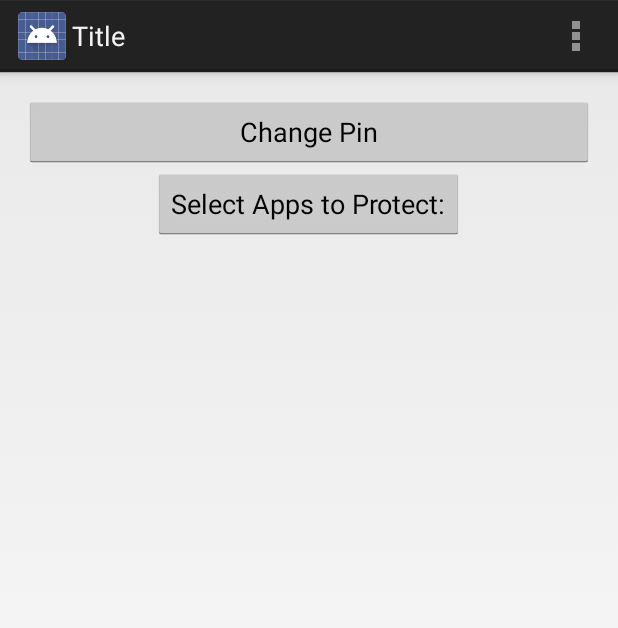
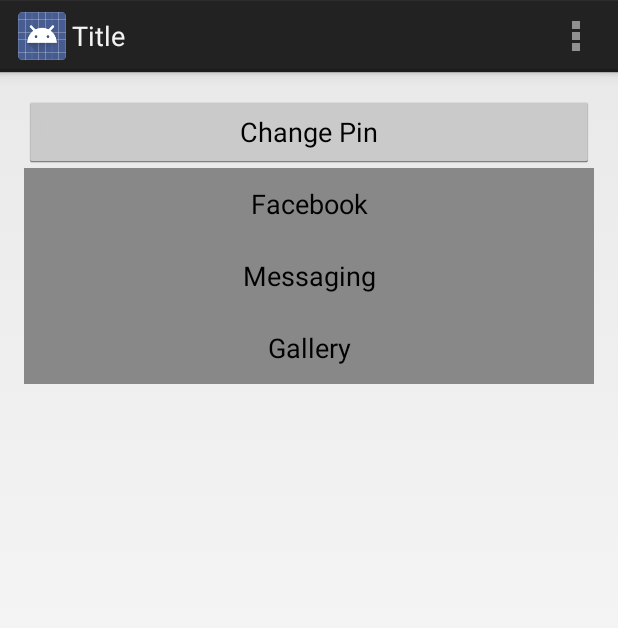
Before and after one commit to mcrazy20/AppLock, an Android app: the screen it shows after launch (MainActivity), on a phone screen of 412 x 824 dp. Shown: the top 628 px of the screen. Run offline under Robolectric (Android 15) with nearby library versions, the phone set to English and light mode, and no system bars.

Commit message:
Can now lock facebook messaging gallery

```diff
--- a/app/src/main/java/com/example/j/applock/MainActivity.java
+++ b/app/src/main/java/com/example/j/applock/MainActivity.java
@@ -8,6 +8,7 @@ import android.content.Context;
 import android.content.DialogInterface;
 import android.content.Intent;
 import android.content.SharedPreferences;
+import android.graphics.Color;
 import android.os.Bundle;
 import android.text.InputType;
 import android.util.Log;
@@ -28,8 +29,11 @@ import android.widget.RelativeLayout.LayoutParams;
 import static android.widget.AdapterView.OnItemClickListener;
 
 public class MainActivity extends Activity {
-
+    public static boolean facebook;
+    public static boolean messaging;
+    public static boolean gallery;
     List<String> li;
+    String pin;
 
     @Override
     public void onCreate(Bundle savedInstanceState) {
@@ -38,54 +42,42 @@ public class MainActivity extends Activity {
 
         //This gets the PIN number and starts the service that will check for the running app.
         SharedPreferences shared = this.getSharedPreferences("com.example.j.applock", Context.MODE_PRIVATE);
-        String pin = shared.getString("pin", "1234");
+        pin = shared.getString("pin", "1234");
+        facebook = shared.getBoolean("facebook", false);
+        messaging = shared.getBoolean("messaging", false);
+        gallery = shared.getBoolean("gallery", false);
+
+        Button b = (Button) findViewById(R.id.messaging);
+        if (messaging)
+        {
+            b.setBackgroundColor(Color.GREEN);
+        }
+        else
+        {
+            b.setBackgroundColor(Color.GRAY);
+        }
+        b = (Button) findViewById(R.id.gallery);
+        if (gallery)
+        {
+            b.setBackgroundColor(Color.GREEN);
+        }
+        else
+        {
+            b.setBackgroundColor(Color.GRAY);
+        }
+        b = (Button) findViewById(R.id.facebook);
+        if (facebook)
+        {
+            b.setBackgroundColor(Color.GREEN);
+        }
+        else
+        {
+            b.setBackgroundColor(Color.GRAY);
+        }
+
         Intent intent = new Intent(this, launchDetection.class);
         intent.putExtra("pin", pin);
         startService(intent);
-
-        //This creates listview/and selects all the app
-        final DatabaseHandler db = new DatabaseHandler(getApplicationContext());
-        final RelativeLayout rl = (RelativeLayout) findViewById(R.id.rl);
-        final RelativeLayout.LayoutParams params = new RelativeLayout.LayoutParams
-                ((int) LayoutParams.WRAP_CONTENT, (int) LayoutParams.WRAP_CONTENT);
-        params.leftMargin = 10;
-        params.topMargin = 150;
-        Button show = (Button) findViewById(R.id.button1);
-        final ListView list = new ListView(this);
-        InstalledApps a = new InstalledApps();
-        li = a.getInstalledApp(getApplicationContext());
-
-        show.setOnClickListener(new View.OnClickListener() {
-
-            @Override
-            public void onClick(View v) {
-
-
-                ArrayAdapter<String> adp = new ArrayAdapter<String>(getBaseContext(),
-                        android.R.layout.simple_dropdown_item_1line, li);
-                adp.setDropDownViewResource(android.R.layout.simple_dropdown_item_1line);
-
-                list.setAdapter(adp);
-                list.setLayoutParams(params);
-
-                rl.addView(list);
-                list.setOnItemClickListener(new OnItemClickListener() {
-                    @Override
-                    public void onItemClick(AdapterView<?> adapterView, View view, int i, long l) {
-                        String app_name = li.get(i);
-                        if (db.isInDB(app_name))
-                            db.delete(app_name);
-                        else
-                            db.addApp(app_name);
-
-                    }
-                });
-
-            }
-
-
-        });
-        // db.getApps();
     }
 
 
@@ -166,4 +158,70 @@ public class MainActivity extends Activity {
         dlg.getWindow().setType(WindowManager.LayoutParams.TYPE_SYSTEM_ALERT);
         dlg.show();
     }
+    public void lockFacebook(View V)
+    {
+        facebook = !facebook;
+
+        final SharedPreferences shared = this.getSharedPreferences("com.example.j.applock", Context.MODE_PRIVATE);
+        SharedPreferences.Editor myEdit = shared.edit();
+        myEdit.putBoolean("facebook", facebook);
+        myEdit.commit();
+        Button b = (Button) findViewById(R.id.facebook);
+        if (facebook)
+        {
+            b.setBackgroundColor(Color.GREEN);
+        }
+        else
+        {
+            b.setBackgroundColor(Color.GRAY);
+        }
+        /*Intent intent = new Intent(this, launchDetection.class);
+        intent.putExtra("pin", pin);
+        startService(intent);*/
+
+    }
+    public void lockMessaging(View V)
+    {
+        messaging = !messaging;
+
+        final SharedPreferences shared = this.getSharedPreferences("com.example.j.applock", Context.MODE_PRIVATE);
+        SharedPreferences.Editor myEdit = shared.edit();
+        myEdit.putBoolean("messaging", messaging);
+        myEdit.commit();
+
+        Button b = (Button) findViewById(R.id.messaging);
+        if (messaging)
+        {
+            b.setBackgroundColor(Color.GREEN);
+        }
+        else
+        {
+            b.setBackgroundColor(Color.GRAY);
+        }
+        /*Intent intent = new Intent(this, launchDetection.class);
+        intent.putExtra("pin", pin);
+        startService(intent);*/
+    }
+    public void lockGallery(View V)
+    {
+        gallery = !gallery;
+
+        final SharedPreferences shared = this.getSharedPreferences("com.example.j.applock", Context.MODE_PRIVATE);
+        SharedPreferences.Editor myEdit = shared.edit();
+        myEdit.putBoolean("gallery", gallery);
+        myEdit.commit();
+
+        Button b = (Button) findViewById(R.id.gallery);
+        if (gallery)
+        {
+            b.setBackgroundColor(Color.GREEN);
+        }
+        else
+        {
+            b.setBackgroundColor(Color.GRAY);
+        }
+        /*Intent intent = new Intent(this, launchDetection.class);
+        intent.putExtra("pin", pin);
+        startService(intent);*/
+    }
 }
--- a/app/src/main/res/layout/activity_main.xml
+++ b/app/src/main/res/layout/activity_main.xml
@@ -16,14 +16,33 @@
         android:text="@string/change_password"
         android:onClick="changePin"
         />
+    <Button
+        android:id="@+id/facebook"
+        android:layout_width="match_parent"
+        android:layout_height="wrap_content"
+        android:onClick="lockFacebook"
+        android:layout_below="@id/changePin"
+        android:text="Facebook"
+        />
 
     <Button
-        android:id="@+id/button1"
-        android:layout_width="wrap_content"
+        android:id="@+id/messaging"
+        android:layout_width="match_parent"
         android:layout_height="wrap_content"
-        android:text="Select Apps to Protect:"
-        android:layout_below="@+id/changePin"
-        android:layout_centerHorizontal="true" />
+        android:onClick="lockMessaging"
+        android:layout_below="@id/facebook"
+        android:text="Messaging"
+        />
+
+    <Button
+        android:id="@+id/gallery"
+        android:layout_width="match_parent"
+        android:layout_height="wrap_content"
+        android:onClick="lockGallery"
+        android:layout_below="@id/messaging"
+        android:text="Gallery"
+        />
+
 
 
 
```
Also changed, not shown: app/src/main/java/com/example/j/applock/launchDetection.java (+10 -1 lines), 1 other file.
